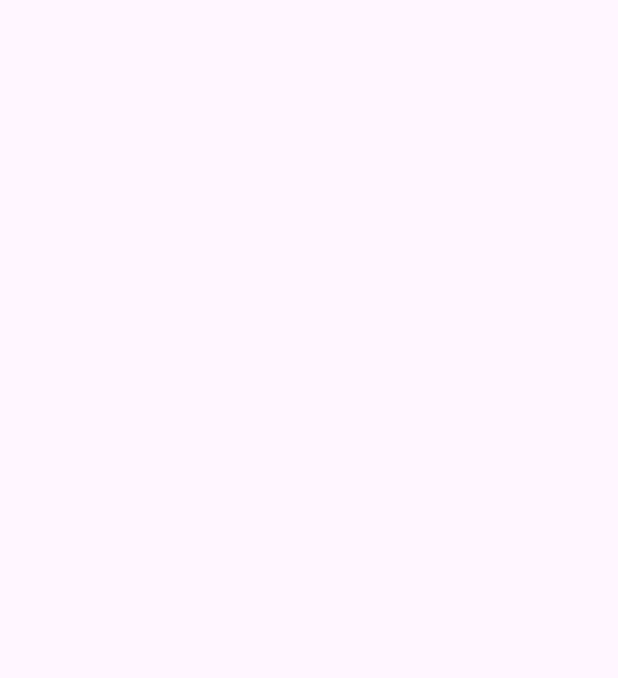
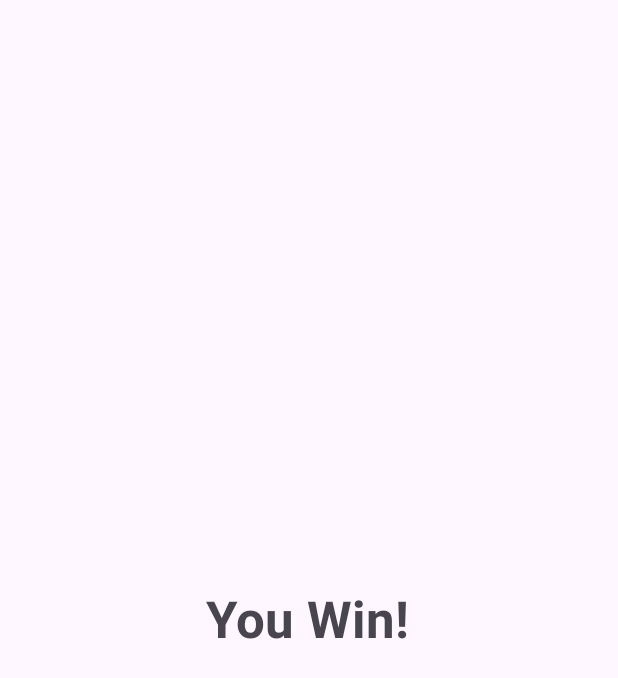
Before and after one commit to ElinFoUni/WarCardGame, an Android app: the WinScreenActivity screen opened directly, with no data from a screen before it, on a phone screen of 412 x 824 dp. Before the commit the part shown is empty. Shown: the top 678 px of the screen. Run offline under Robolectric (Android 15) with nearby library versions, the phone set to English and light mode, and no system bars.

Commit message:
Added a win and lose screen

```diff
--- a/app/src/main/java/com/example/war/MainActivity.kt
+++ b/app/src/main/java/com/example/war/MainActivity.kt
@@ -86,10 +86,10 @@ class MainActivity : AppCompatActivity() {
                 goToWinScreen()
             }
             card1.rank > card2.rank -> {
-                roundMessage.text = "${humanPlayer} wins this round!"
+                roundMessage.text = "The Computer wins this round!"
             }
             card1.rank < card2.rank -> {
-                roundMessage.text = "${pcPlayer} wins this round!"
+                roundMessage.text = "You wins this round!"
             }
             else -> {
                 roundMessage.text = "It's a tie!"
--- a/app/src/main/java/com/example/war/WinScreenActivity.kt
+++ b/app/src/main/java/com/example/war/WinScreenActivity.kt
@@ -1,6 +1,9 @@
 package com.example.war
 
+import android.content.Intent
 import android.os.Bundle
+import android.os.Handler
+import android.os.Looper
 import androidx.activity.enableEdgeToEdge
 import androidx.appcompat.app.AppCompatActivity
 import androidx.core.view.ViewCompat
@@ -16,8 +19,13 @@ class WinScreenActivity : AppCompatActivity() {
             v.setPadding(systemBars.left, systemBars.top, systemBars.right, systemBars.bottom)
             insets
         }
-        //..("youwon!!) (import name)
 
-        // button.setOnClickListener{finish()}
+        // goes back to the main menu after a few seconds
+        Handler(Looper.getMainLooper()).postDelayed({
+            val mainIntent = Intent(this@WinScreenActivity, MainMenuActivity::class.java)
+            startActivity(mainIntent)
+            finish()
+        }, 3500)
+
     }
 }
--- a/app/src/main/res/layout/activity_win_screen.xml
+++ b/app/src/main/res/layout/activity_win_screen.xml
@@ -7,4 +7,15 @@
     android:layout_height="match_parent"
     tools:context=".WinScreenActivity">
 
+    <TextView
+        android:id="@+id/winTextView"
+        android:layout_width="138dp"
+        android:layout_height="45dp"
+        android:text="You Win!"
+        android:textSize="34sp"
+        android:textStyle="bold"
+        app:layout_constraintBottom_toBottomOf="parent"
+        app:layout_constraintEnd_toEndOf="parent"
+        app:layout_constraintStart_toStartOf="parent"
+        app:layout_constraintTop_toTopOf="parent" />
 </androidx.constraintlayout.widget.ConstraintLayout>
```
Also changed, not shown: app/src/main/java/com/example/war/LoseScreenActivity.kt (+10 -2 lines), app/src/main/res/layout/activity_lose_screen.xml (+10 -0 lines).
